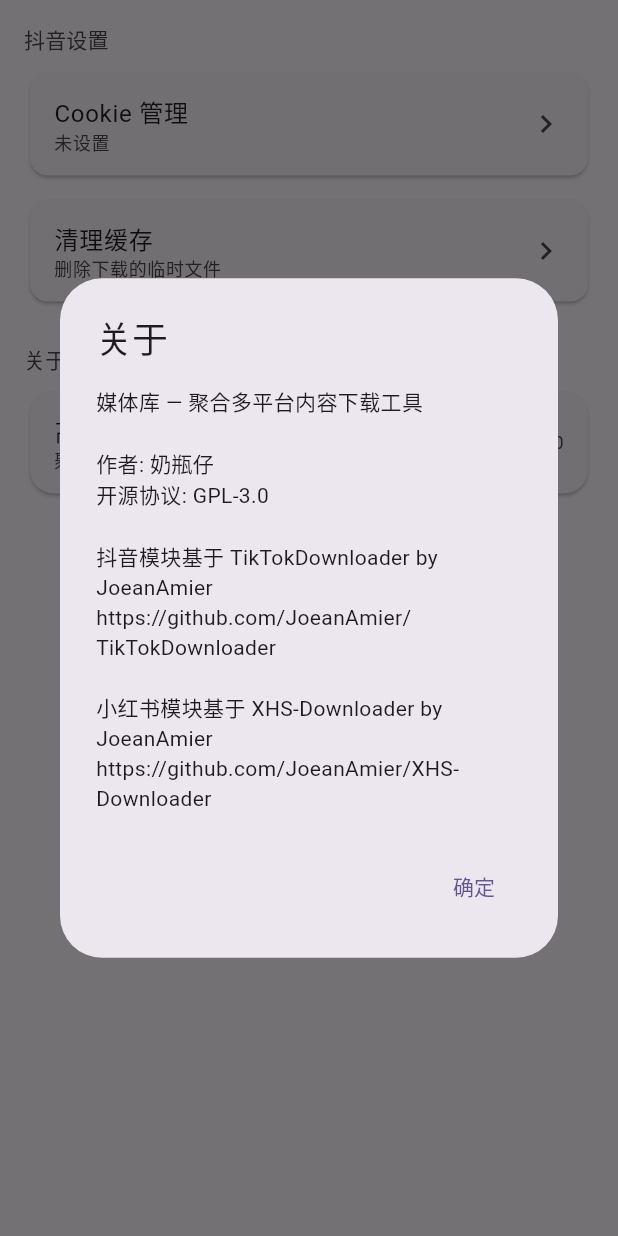
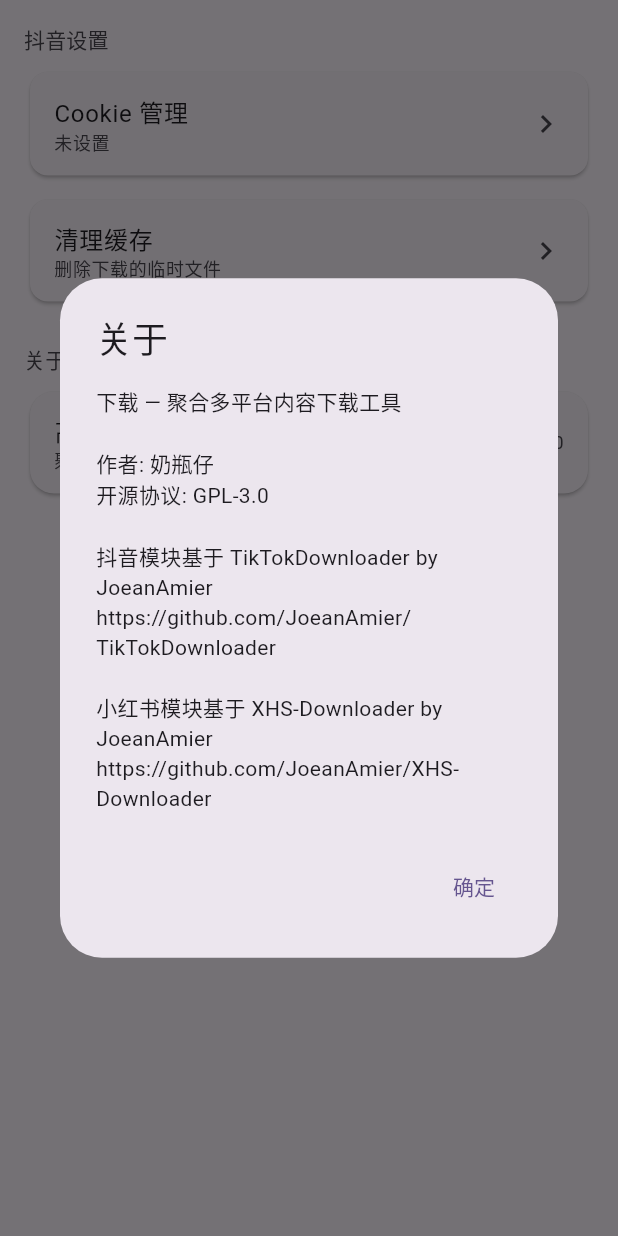
Before and after one commit to naipingzai/flutter_download_manager, a Flutter app: the SettingsScreen widget shown alone on an empty page, opened directly, after a tap on "高级下载器", on a phone screen of 412 x 824 dp. Run offline on Flutter 3.47's test engine with Material 3 defaults, Android fonts, the phone set to English and light mode, and no system bars; our stand-ins replace shared_preferences; missing offline and left inert: gal; accounts and stored records are empty.

Commit message:
fix: APP名改为'下载'

```diff
--- a/lib/main.dart
+++ b/lib/main.dart
@@ -33,7 +33,7 @@
   @override
   Widget build(BuildContext context) {
     return MaterialApp(
-      title: '媒体库',
+      title: '下载',
       debugShowCheckedModeBanner: false,
       theme: AppTheme.lightTheme(null),
       darkTheme: AppTheme.darkTheme(null),
--- a/lib/ui/screens/settings_screen.dart
+++ b/lib/ui/screens/settings_screen.dart
@@ -118,7 +118,7 @@
       builder: (context) => AlertDialog(
         title: const Text('关于'),
         content: const Text(
-          '媒体库 — 聚合多平台内容下载工具\n\n'
+          '下载 — 聚合多平台内容下载工具\n\n'
           '作者: 奶瓶仔\n'
           '开源协议: GPL-3.0\n\n'
           '抖音模块基于 TikTokDownloader by JoeanAmier\n'
```
Also changed, not shown: 5 other files.
